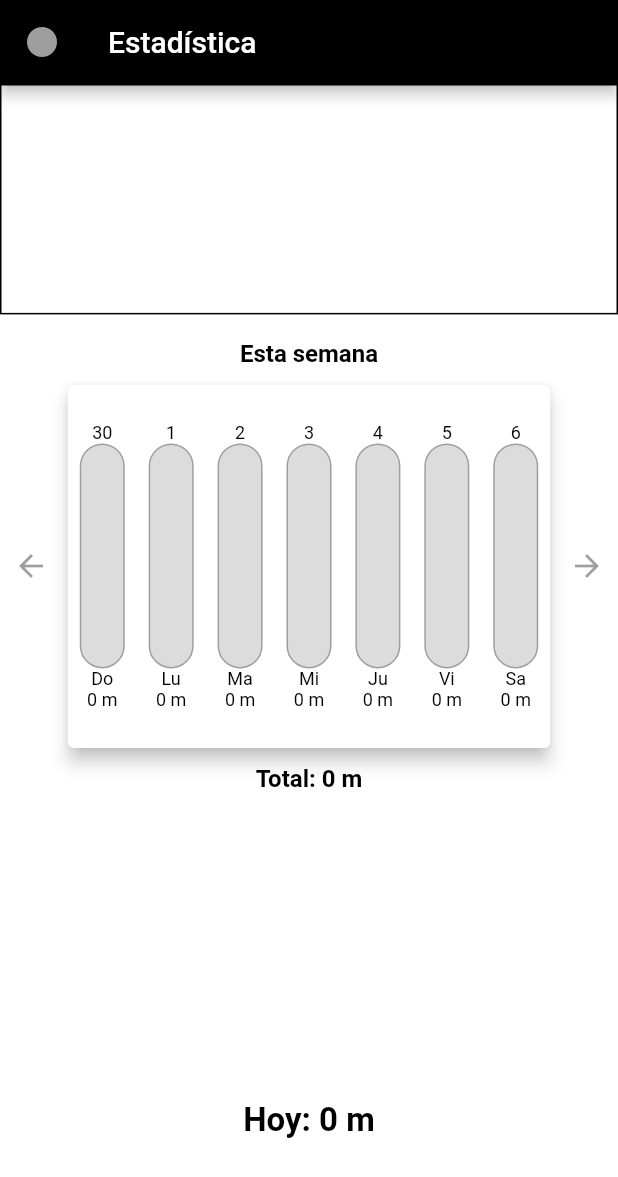
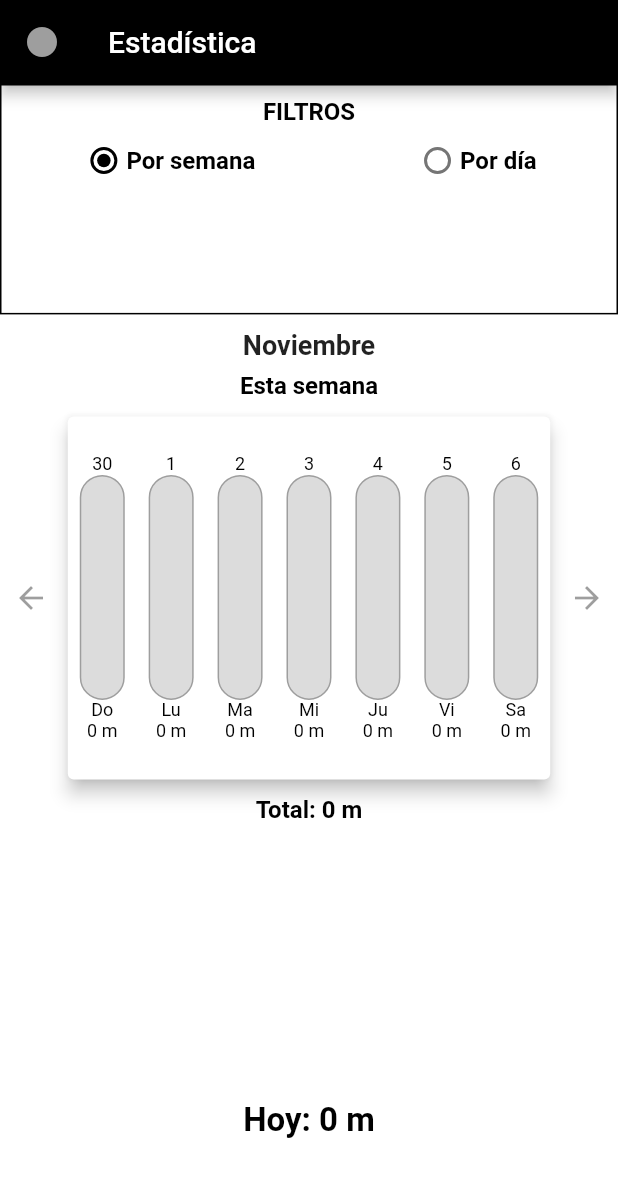
Before and after one commit to Adex0494/piano_app, a Flutter app: the StatisticsPage screen opened directly with empty values, on a phone screen of 412 x 824 dp. Shown: the top 1177 px of the screen. Run offline on Flutter 3.47's test engine with Material 2 defaults, Android fonts, the phone set to English and light mode, and no system bars; our stand-ins replace sqflite; accounts and stored records are empty; network calls fail.

Commit message:
Statistics by date

```diff
--- a/lib/screens/statistics.dart
+++ b/lib/screens/statistics.dart
@@ -40,6 +40,7 @@ class _StatisticsPageState extends State<StatisticsPage> {
 
   @override
   initState() {
+    _firstSelectedDate = DateTime.now();
     todayUse = Use(userId, 0, DateTime.now().toString());
     getUse(selectedDate);
     const oneSec = const Duration(milliseconds: 3000);
@@ -55,7 +56,7 @@ class _StatisticsPageState extends State<StatisticsPage> {
 
   _StatisticsPageState(this.userId, this.saveTime);
   //Function saveTime = widget.saveTime;
-  String mode = 'Por periodo';
+  String mode = 'Por semana';
   String period = 'Semanal';
   DateTime _firstSelectedDate;
   DateTime _lastSelectedDate;
@@ -70,6 +71,7 @@ class _StatisticsPageState extends State<StatisticsPage> {
   String monthOrMonthes = '';
   String weekToShow = 'Esta semana';
   int weekCount = 0;
+  int daySelectedMinutes = 0;
 
   void getTodayUse() async {
     Use auxTodayUse = await databaseHelper.getUseFromUserAndDate(
@@ -155,6 +157,27 @@ class _StatisticsPageState extends State<StatisticsPage> {
         return 6;
       default:
         return -1;
+    }
+  }
+
+    String translateDay(String day) {
+    switch (day) {
+      case 'Sunday':
+        return 'Domingo';
+      case 'Monday':
+        return 'Lunes';
+      case 'Tuesday':
+        return 'Martes';
+      case 'Wednesday':
+        return 'Miércoles';
+      case 'Thursday':
+        return 'Jueves';
+      case 'Friday':
+        return 'Viernes';
+      case 'Saturday':
+        return 'Sábado';
+      default:
+        return 'Irreconocido';
     }
   }
 
@@ -298,29 +321,52 @@ class _StatisticsPageState extends State<StatisticsPage> {
               initialDate: DateTime.now(),
               firstDate: DateTime(2020),
               lastDate: DateTime.now())
-          .then((pickedDate) {
+          .then((pickedDate) async {
         if (pickedDate == null) {
           return;
         }
+
+          if (theRange == Range.FirstDay) {
+            _firstSelectedDate = pickedDate;
+            Use dayUse = await databaseHelper.getUseFromUserAndDate(
+                userId, getDateStringFromDateTime(_firstSelectedDate));
+            if (dayUse != null)
+            {
               setState(() {
-          if (theRange == Range.FirstDay)
-            _firstSelectedDate = pickedDate;
+                daySelectedMinutes = dayUse.minutes;
+              });
+
+            }
             else
+              setState(() {
+                daySelectedMinutes = 0;
+              });
+          } else
+          setState(() {
              _lastSelectedDate = pickedDate;
           });
         });
+
     }
 
     Widget periodOrRangeWidget() {
-      return mode == 'Por periodo'
-          ? Row(
-              mainAxisAlignment: MainAxisAlignment.center,
-              children: [periodRadio('Semanal'), periodRadio('Mensual')])
+      if (mode == 'Por día')
+          monthOrMonthes ='';
+
+      else{
+          showMonthOrMonthes();
+      }
+      return mode == 'Por semana'
+          ?
+          //  Row(
+          //     mainAxisAlignment: MainAxisAlignment.center,
+          //     children: [periodRadio('Semanal'), periodRadio('Mensual')])
+          Container()
           : Container(
               child: Row(
               mainAxisAlignment: MainAxisAlignment.center,
               children: [
-                Text('Desde:'),
+                Text('Día:'),
                 FlatButton(
                     padding: EdgeInsets.all(0),
                     onPressed: () {
@@ -329,15 +375,122 @@ class _StatisticsPageState extends State<StatisticsPage> {
                     child: _firstSelectedDate == null
                         ? Text(' Seleccionar fecha  ')
                         : Text(DateFormat.yMd().format(_firstSelectedDate))),
-                Text('Hasta:'),
-                FlatButton(
+                // Text('Hasta:'),
+                // FlatButton(
+                //     padding: EdgeInsets.all(0),
+                //     onPressed: () {
+                //       _presentDatePicker(Range.LastDay);
+                //     },
+                //     child: _lastSelectedDate == null
+                //         ? Text(' Seleccionar fecha')
+                //         : Text(DateFormat.yMd().format(_lastSelectedDate)))
+              ],
+            ));
+    }
+
+    Widget weekBarsGraph() {
+      return Container(
           padding: EdgeInsets.all(0),
+          margin: EdgeInsets.all(0),
+          child: Column(
+            children: [
+              Container(
+                  child: Padding(
+                padding: const EdgeInsets.all(7.0),
+                child: Text(
+                  weekToShow,
+                  style: Theme.of(context).textTheme.headline3,
+                ),
+              )),
+              Row(
+                mainAxisAlignment: MainAxisAlignment.center,
+                children: [
+                  Container(
+                      alignment: Alignment.centerLeft,
+                      width: mediaQuery.size.width * 0.10,
+                      child: FlatButton(
+                        padding: EdgeInsets.all(0),
+                        child: IconButton(icon: Icon(Icons.arrow_back)),
                         onPressed: () {
-                      _presentDatePicker(Range.LastDay);
+                          setState(() {
+                            weekCount--;
+                            selectedDate = selectedDate.add(Duration(days: -7));
+                            getUse(selectedDate);
+                          });
                         },
-                    child: _lastSelectedDate == null
-                        ? Text(' Seleccionar fecha')
-                        : Text(DateFormat.yMd().format(_lastSelectedDate)))
+                      )),
+                  Container(
+                      height: 250,
+                      width: mediaQuery.size.width * 0.80,
+                      child: Card(
+                        elevation: 5,
+                        child: Container(
+                          child: Row(
+                              mainAxisAlignment: MainAxisAlignment.spaceAround,
+                              crossAxisAlignment: CrossAxisAlignment.center,
+                              children: <Widget>[
+                                DayBar(
+                                    getHeightFactor(minutesUsed[0]),
+                                    'Do',
+                                    range[0].day.toString(),
+                                    timeInMinutesOrHours(minutesUsed[0])),
+                                DayBar(
+                                    getHeightFactor(minutesUsed[1]),
+                                    'Lu',
+                                    range[0].add(Duration(days: 1)).day.toString(),
+                                    timeInMinutesOrHours(minutesUsed[1])),
+                                DayBar(
+                                    getHeightFactor(minutesUsed[2]),
+                                    'Ma',
+                                    range[0].add(Duration(days: 2)).day.toString(),
+                                    timeInMinutesOrHours(minutesUsed[2])),
+                                DayBar(
+                                    getHeightFactor(minutesUsed[3]),
+                                    'Mi',
+                                    range[0].add(Duration(days: 3)).day.toString(),
+                                    timeInMinutesOrHours(minutesUsed[3])),
+                                DayBar(
+                                    getHeightFactor(minutesUsed[4]),
+                                    'Ju',
+                                    range[0].add(Duration(days: 4)).day.toString(),
+                                    timeInMinutesOrHours(minutesUsed[4])),
+                                DayBar(
+                                    getHeightFactor(minutesUsed[5]),
+                                    'Vi',
+                                    range[0].add(Duration(days: 5)).day.toString(),
+                                    timeInMinutesOrHours(minutesUsed[5])),
+                                DayBar(
+                                    getHeightFactor(minutesUsed[6]),
+                                    'Sa',
+                                    range[0].add(Duration(days: 6)).day.toString(),
+                                    timeInMinutesOrHours(minutesUsed[6])),
+                              ]),
+                        ),
+                      )),
+                  Container(
+                      alignment: Alignment.centerRight,
+                      width: mediaQuery.size.width * 0.10,
+                      child: FlatButton(
+                        padding: EdgeInsets.all(0),
+                        child: IconButton(icon: Icon(Icons.arrow_forward)),
+                        onPressed: () {
+                          if (weekCount < 0) {
+                            weekCount++;
+                            selectedDate = selectedDate.add(Duration(days: 7));
+                            getUse(selectedDate);
+                          }
+                        },
+                      )),
+                ],
+              ),
+              Container(
+                  child: Padding(
+                padding: const EdgeInsets.only(top: 7.0),
+                child: Text(
+                  'Total: ${timeInMinutesOrHours(totalUseInMinutes)}',
+                  style: Theme.of(context).textTheme.headline3,
+                ),
+              ))
             ],
           ));
     }
@@ -358,33 +511,27 @@ class _StatisticsPageState extends State<StatisticsPage> {
                 ),
                 //color: Colors.green,
                 height: totalAvailableHeight * 0.2,
-                // child: SingleChildScrollView(
-                //   child: Column(
+                child: SingleChildScrollView(
+                  child: Column(
                     //     //----------------------top column--------------
-                //     children: [
-                //       Container(
-                //         padding: EdgeInsets.all(8),
-                //         child: Text(
-                //           'FILTROS',
-                //           style: Theme.of(context).textTheme.headline3,
-                //           textAlign: TextAlign.center,
-                //         ),
-                //       ),
-                //       Row(
-                //         mainAxisAlignment: MainAxisAlignment.spaceAround,
-                //         children: [
-                //           periodOrRangeRadio('Por periodo'),
-                //           periodOrRangeRadio('Por rango')
-                //         ],
-                //       ),
-                //       periodOrRangeWidget(),
-                //     ],
-                //   ),
-                // ),
-                child: Center(
+                    children: [
+                      Container(
+                        padding: EdgeInsets.all(8),
                         child: Text(
-                    monthOrMonthes,
-                    style: TextStyle(fontSize: 18, fontWeight: FontWeight.bold),
+                          'FILTROS',
+                          style: Theme.of(context).textTheme.headline3,
+                          textAlign: TextAlign.center,
+                        ),
+                      ),
+                      Row(
+                        mainAxisAlignment: MainAxisAlignment.spaceAround,
+                        children: [
+                          periodOrRangeRadio('Por semana'),
+                          periodOrRangeRadio('Por día')
+                        ],
+                      ),
+                      periodOrRangeWidget(),
+                    ],
                   ),
                 ),
               ),
@@ -397,129 +544,21 @@ class _StatisticsPageState extends State<StatisticsPage> {
                     padding: const EdgeInsets.only(top: 10),
                     child: Column(
                       mainAxisAlignment: MainAxisAlignment.center,
-                      children: [
-                        Container(
-                            child: Padding(
-                          padding: const EdgeInsets.all(7.0),
+                      children: <Widget>[
+                        Center(
                           child: Text(
-                            weekToShow,
-                            style: Theme.of(context).textTheme.headline3,
+                            monthOrMonthes,
+                            style: TextStyle(
+                                fontSize: 18, fontWeight: FontWeight.bold),
                           ),
-                        )),
-                        Row(
-                          mainAxisAlignment: MainAxisAlignment.center,
-                          children: [
-                            Container(
-                                alignment: Alignment.centerLeft,
-                                width: mediaQuery.size.width * 0.10,
-                                child: FlatButton(
-                                  padding: EdgeInsets.all(0),
-                                  child:
-                                      IconButton(icon: Icon(Icons.arrow_back)),
-                                  onPressed: () {
-                                    setState(() {
-                                      weekCount--;
-                                      selectedDate =
-                                          selectedDate.add(Duration(days: -7));
-                                      getUse(selectedDate);
-                                    });
-                                  },
-                                )),
-                            Container(
-                                height: 250,
-                                width: mediaQuery.size.width * 0.80,
-                                child: Card(
-                                  elevation: 5,
-                                  child: Container(
-                                    child: Row(
-                                        mainAxisAlignment:
-                                            MainAxisAlignment.spaceAround,
-                                        crossAxisAlignment:
-                                            CrossAxisAlignment.center,
-                                        children: <Widget>[
-                                          DayBar(
-                                              getHeightFactor(minutesUsed[0]),
-                                              'Do',
-                                              range[0].day,
-                                              timeInMinutesOrHours(
-                                                  minutesUsed[0])),
-                                          DayBar(
-                                              getHeightFactor(minutesUsed[1]),
-                                              'Lu',
-                                              range[0]
-                                                  .add(Duration(days: 1))
-                                                  .day,
-                                              timeInMinutesOrHours(
-                                                  minutesUsed[1])),
-                                          DayBar(
-                                              getHeightFactor(minutesUsed[2]),
-                                              'Ma',
-                                              range[0]
-                                                  .add(Duration(days: 2))
-                                                  .day,
-                                              timeInMinutesOrHours(
-                                                  minutesUsed[2])),
-                                          DayBar(
-                                              getHeightFactor(minutesUsed[3]),
-                                              'Mi',
-                                              range[0]
-                                                  .add(Duration(days: 3))
-                                                  .day,
-                                              timeInMinutesOrHours(
-                                                  minutesUsed[3])),
-                                          DayBar(
-                                              getHeightFactor(minutesUsed[4]),
-                                              'Ju',
-                                              range[0]
-                                                  .add(Duration(days: 4))
-                                                  .day,
-                                              timeInMinutesOrHours(
-                                                  minutesUsed[4])),
-                                          DayBar(
-                                              getHeightFactor(minutesUsed[5]),
-                                              'Vi',
-                                              range[0]
-                                                  .add(Duration(days: 5))
-                                                  .day,
-                                              timeInMinutesOrHours(
-                                                  minutesUsed[5])),
-                                          DayBar(
-                                              getHeightFactor(minutesUsed[6]),
-                                              'Sa',
-                                              range[0]
-                                                  .add(Duration(days: 6))
-                                                  .day,
-                                              timeInMinutesOrHours(
-                                                  minutesUsed[6])),
-                                        ]),
                         ),
-                                )),
-                            Container(
-                                alignment: Alignment.centerRight,
-                                width: mediaQuery.size.width * 0.10,
-                                child: FlatButton(
-                                  padding: EdgeInsets.all(0),
-                                  child: IconButton(
-                                      icon: Icon(Icons.arrow_forward)),
-                                  onPressed: () {
-                                    if (weekCount < 0) {
-                                      weekCount++;
-                                      selectedDate =
-                                          selectedDate.add(Duration(days: 7));
-                                      getUse(selectedDate);
-                                    }
-                                  },
-                                )),
-                          ],
-                        ),
-                        Container(
-                            child: Padding(
-                          padding: const EdgeInsets.only(top: 7.0),
-                          child: Text(
-                            'Total: ${timeInMinutesOrHours(totalUseInMinutes)}',
-                            style: Theme.of(context).textTheme.headline3,
-                          ),
-                        ))
+                        mode == 'Por semana'
+                            ? weekBarsGraph()
+                            : DayBar(
+                                daySelectedMinutes==0?0:1,
+                                translateDay(DateFormat('EEEE').format(_firstSelectedDate)),
+                                _firstSelectedDate.day.toString() +' '+getMonthName(_firstSelectedDate.month),
+                                timeInMinutesOrHours(daySelectedMinutes))
                       ],
                     ),
                   ),
--- a/lib/widgets/day_bar.dart
+++ b/lib/widgets/day_bar.dart
@@ -3,7 +3,7 @@ import 'package:flutter/material.dart';
 class DayBar extends StatelessWidget {
   final double timePorcentage;
   final String day;
-  final int dayNumber;
+  final String dayNumber;
   String time;
 
   DayBar(this.timePorcentage,this.day,this.dayNumber,this.time);
@@ -12,7 +12,7 @@ class DayBar extends StatelessWidget {
     return Column(
             mainAxisAlignment: MainAxisAlignment.center,
             children:<Widget>[
-            Text(dayNumber.toString(),style: Theme.of(context).textTheme.headline1,),
+            Text(dayNumber,style: Theme.of(context).textTheme.headline1,),
              Transform.rotate(
                angle: -3.1416,
                child:Container(
```
Also changed, not shown: lib/screens/piano_page.dart (+8 -2 lines), lib/screens/reproduction_page.dart (+21 -22 lines), lib/utils/database_helper.dart (+23 -0 lines). Lines whose indentation alone changed are shown as unchanged.
